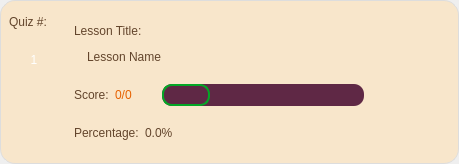
The window that CAI_PyQt/CAI_Student/UI/CardScores.ui (CPG19040/CPG19040) describes before a commit, drawn with Qt 5.
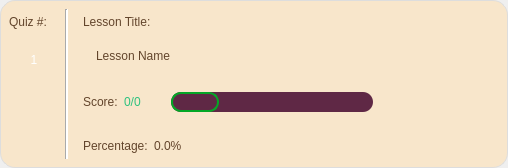
The same window after the commit. Icons and pictures are not drawn.

The edit to the form file:
```diff
--- a/CAI_PyQt/CAI_Student/UI/CardScores.ui
+++ b/CAI_PyQt/CAI_Student/UI/CardScores.ui
@@ -6,14 +6,14 @@
    <rect>
     <x>0</x>
     <y>0</y>
-    <width>459</width>
-    <height>164</height>
+    <width>508</width>
+    <height>168</height>
    </rect>
   </property>
   <property name="maximumSize">
    <size>
     <width>16777215</width>
-    <height>164</height>
+    <height>186</height>
    </size>
   </property>
   <property name="focusPolicy">
@@ -170,10 +170,26 @@
         </layout>
        </widget>
       </item>
+      <item>
+       <widget class="Line" name="line">
+        <property name="styleSheet">
+         <string notr="true">background-color: rgb(255, 255, 255);</string>
+        </property>
+        <property name="orientation">
+         <enum>Qt::Vertical</enum>
+        </property>
+       </widget>
+      </item>
       <item>
        <widget class="QWidget" name="widget" native="true">
         <layout class="QVBoxLayout" name="verticalLayout">
          <property name="spacing">
+          <number>6</number>
+         </property>
+         <property name="topMargin">
+          <number>0</number>
+         </property>
+         <property name="bottomMargin">
           <number>0</number>
          </property>
          <item>
@@ -209,7 +225,7 @@
            <property name="minimumSize">
             <size>
              <width>0</width>
-             <height>26</height>
+             <height>30</height>
             </size>
            </property>
            <property name="layoutDirection">
@@ -225,12 +241,18 @@
             <set>Qt::AlignLeading|Qt::AlignLeft|Qt::AlignVCenter</set>
            </property>
            <property name="wordWrap">
-            <bool>false</bool>
+            <bool>true</bool>
            </property>
           </widget>
          </item>
          <item>
           <widget class="QWidget" name="widget_4" native="true">
+           <property name="minimumSize">
+            <size>
+             <width>0</width>
+             <height>50</height>
+            </size>
+           </property>
            <layout class="QHBoxLayout" name="horizontalLayout_2">
             <property name="leftMargin">
              <number>0</number>
@@ -284,7 +306,7 @@
                <enum>Qt::LeftToRight</enum>
               </property>
               <property name="styleSheet">
-               <string notr="true">font: 22pt &quot;Biscuit Glitch&quot;; color: rgb(230, 97, 0);</string>
+               <string notr="true">font: 22pt &quot;Biscuit Glitch&quot;; color: rgb(46, 194, 126);</string>
               </property>
               <property name="text">
                <string>0/0</string>
@@ -330,6 +352,12 @@
                </property>
                <item>
                 <widget class="QProgressBar" name="progressBar_score">
+                 <property name="maximumSize">
+                  <size>
+                   <width>16777215</width>
+                   <height>20</height>
+                  </size>
+                 </property>
                  <property name="styleSheet">
                   <string notr="true">QProgressBar {
 	border-radius: 10px;
```
